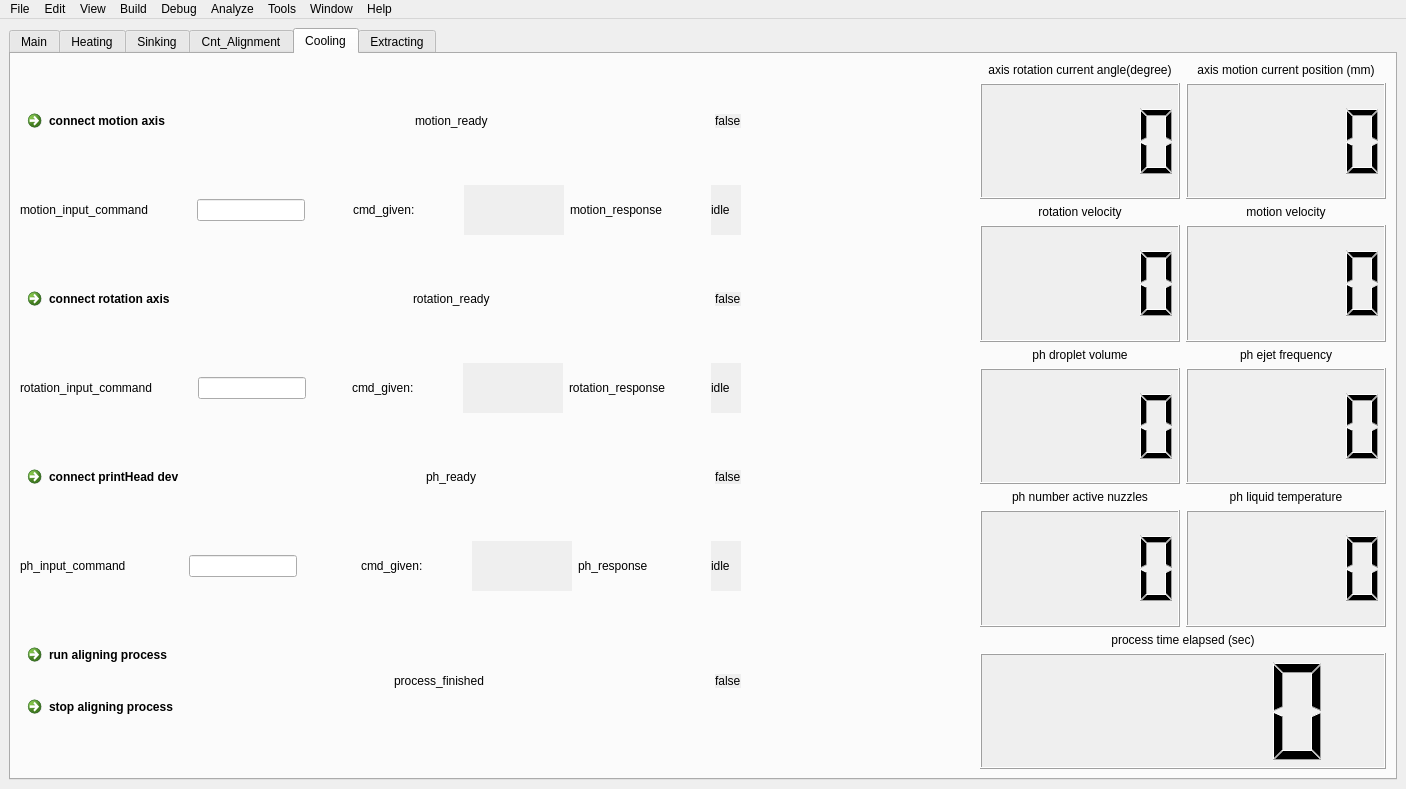
theion-batteries/soft_wgm_user_interface_qt_cpp, file src/app/mainwindow.ui: the form before one commit.
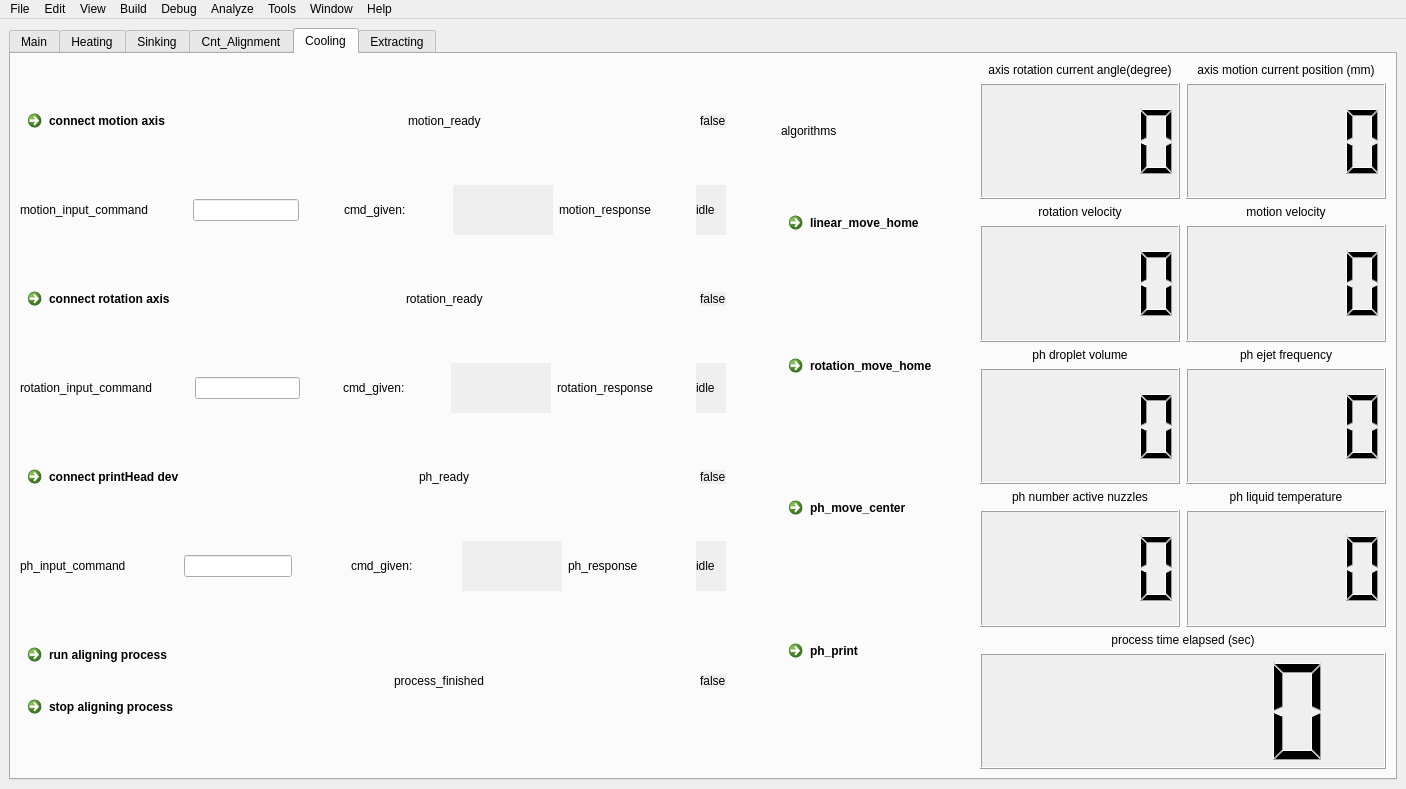
The form after the commit. The open tabs and pages were chosen to show the change. Icons and pictures are not drawn.

What changed in the file:
```diff
--- a/src/app/mainwindow.ui
+++ b/src/app/mainwindow.ui
@@ -2687,7 +2687,7 @@
        <attribute name="title">
         <string>Cooling</string>
        </attribute>
-       <layout class="QVBoxLayout" name="verticalLayout">
+       <layout class="QHBoxLayout" name="horizontalLayout_72">
         <item>
          <layout class="QHBoxLayout" name="horizontalLayout_36">
           <item>
@@ -3460,6 +3460,71 @@
             </property>
            </spacer>
           </item>
+          <item>
+           <spacer name="horizontalSpacer_79">
+            <property name="orientation">
+             <enum>Qt::Horizontal</enum>
+            </property>
+            <property name="sizeHint" stdset="0">
+             <size>
+              <width>40</width>
+              <height>20</height>
+             </size>
+            </property>
+           </spacer>
+          </item>
+          <item>
+           <layout class="QVBoxLayout" name="verticalLayout_52">
+            <item>
+             <widget class="QLabel" name="label_64">
+              <property name="text">
+               <string>algorithms</string>
+              </property>
+             </widget>
+            </item>
+            <item>
+             <widget class="QCommandLinkButton" name="linear_move_home">
+              <property name="text">
+               <string>linear_move_home</string>
+              </property>
+             </widget>
+            </item>
+            <item>
+             <widget class="QCommandLinkButton" name="rotation_move_home">
+              <property name="text">
+               <string>rotation_move_home</string>
+              </property>
+             </widget>
+            </item>
+            <item>
+             <widget class="QCommandLinkButton" name="ph_move_center_2">
+              <property name="text">
+               <string>ph_move_center</string>
+              </property>
+             </widget>
+            </item>
+            <item>
+             <widget class="QCommandLinkButton" name="ph_print">
+              <property name="text">
+               <string>ph_print</string>
+              </property>
+             </widget>
+            </item>
+           </layout>
+          </item>
+          <item>
+           <spacer name="horizontalSpacer_78">
+            <property name="orientation">
+             <enum>Qt::Horizontal</enum>
+            </property>
+            <property name="sizeHint" stdset="0">
+             <size>
+              <width>40</width>
+              <height>20</height>
+             </size>
+            </property>
+           </spacer>
+          </item>
           <item>
            <layout class="QVBoxLayout" name="verticalLayout_33">
             <item>
```
Left out of the diff: 56 changed lines with no effect on the pictures.
